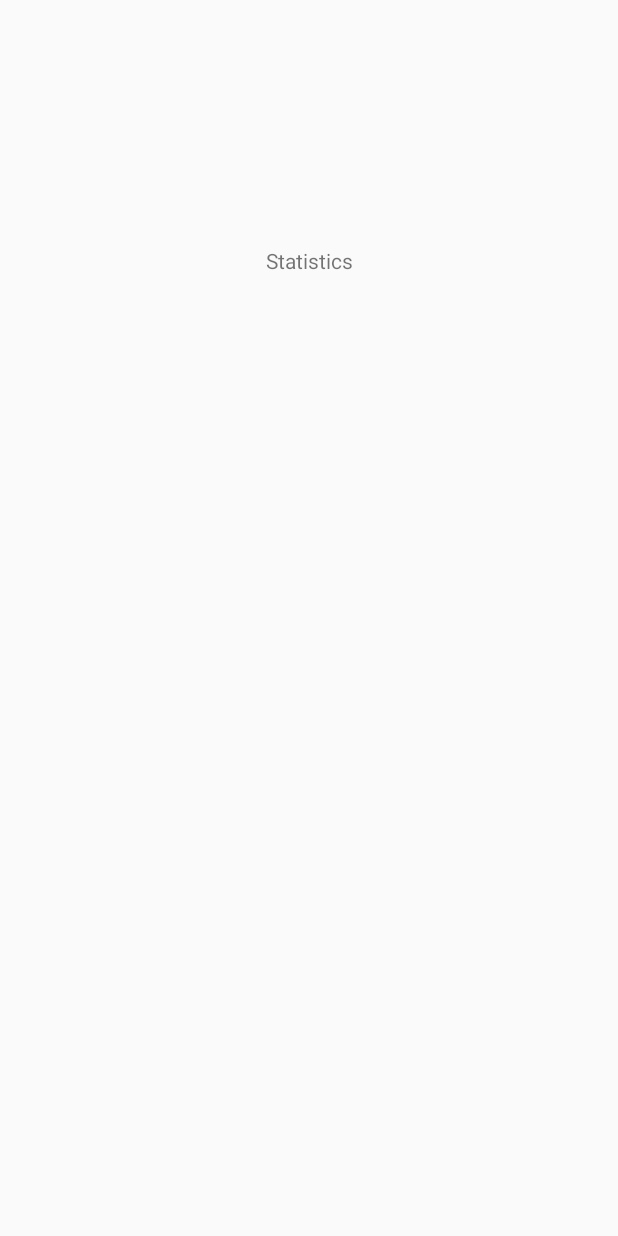
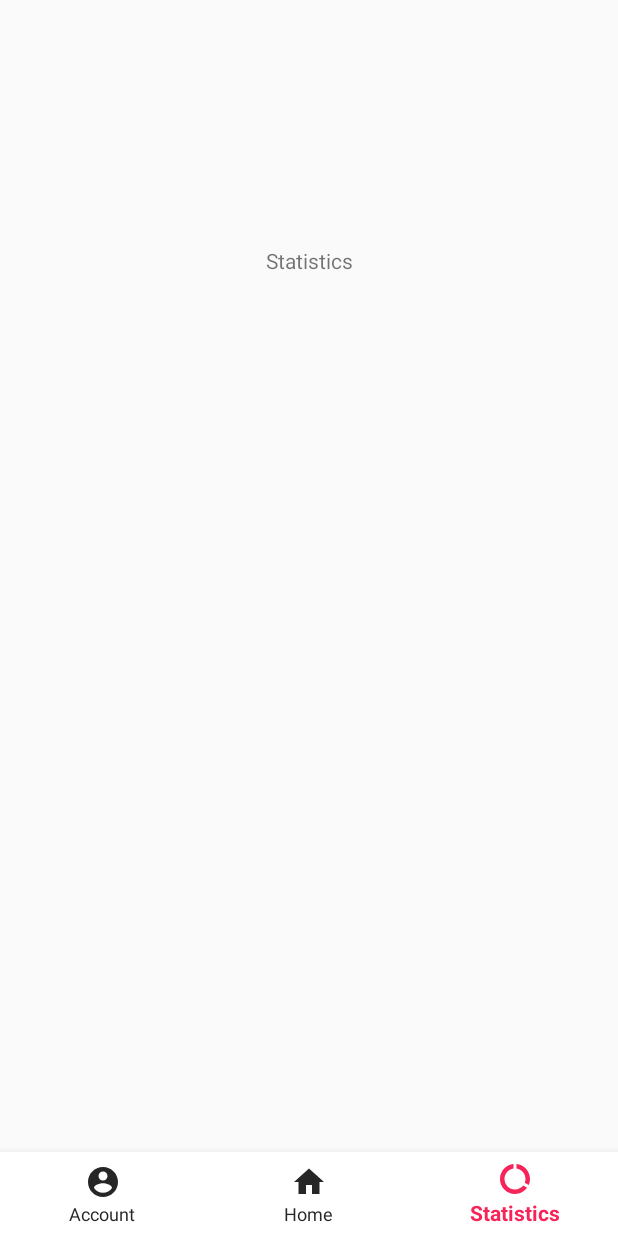
Before and after one commit to VectorXz/WirelessMatchingGame, an Android app: the ViewStatistics screen opened directly, with no data from a screen before it, on a phone screen of 412 x 824 dp. Before the commit the screen is almost empty. Run offline under Robolectric (Android 15) with nearby library versions, the phone set to English and light mode, and no system bars; our stand-ins replace Firebase (no records; nobody signed in at launch, a user with empty details on screens opened directly).

Commit message:
finish on bottom navbar function

```diff
--- a/app/src/main/java/com/example/wirelessmatchinggame/ViewStatistics.kt
+++ b/app/src/main/java/com/example/wirelessmatchinggame/ViewStatistics.kt
@@ -1,12 +1,55 @@
 package com.example.wirelessmatchinggame
 
+import android.content.Intent
 import androidx.appcompat.app.AppCompatActivity
 import android.os.Bundle
+import com.google.android.material.bottomnavigation.BottomNavigationView
+import com.google.firebase.auth.FirebaseAuth
 
 class ViewStatistics : AppCompatActivity() {
+
+    private lateinit var auth: FirebaseAuth
 
     override fun onCreate(savedInstanceState: Bundle?) {
         super.onCreate(savedInstanceState)
         setContentView(R.layout.activity_view_statistics)
+
+        /* CHECK LOGGED IN YET ? */
+        auth = FirebaseAuth.getInstance()
+
+        val user = auth.currentUser
+
+        if(user == null) {
+            val mainIntent = Intent(this, MainActivity::class.java)
+            startActivity(mainIntent)
+        }
+
+        /* NAVIGATION CODE */
+
+        val bottomNavigationView: BottomNavigationView = findViewById(R.id.bottom_navigation)
+
+        bottomNavigationView.menu.getItem(2).isChecked = true
+
+        bottomNavigationView.setOnNavigationItemSelectedListener { item ->
+            when (item.itemId) {
+                R.id.nav_account -> {
+                    // do this event
+                    val accountIntent = Intent(this, ManageAccount::class.java)
+                    startActivity(accountIntent)
+                    return@setOnNavigationItemSelectedListener true
+                }
+                R.id.nav_home -> {
+                    // do this event
+                    val homeIntent = Intent(this, HomeActivity::class.java)
+                    startActivity(homeIntent)
+                    return@setOnNavigationItemSelectedListener true
+                }
+                R.id.nav_stats -> {
+                    // do this event
+                    return@setOnNavigationItemSelectedListener true
+                }
+            }
+            false
+        }
     }
 }
--- a/app/src/main/res/layout/activity_view_statistics.xml
+++ b/app/src/main/res/layout/activity_view_statistics.xml
@@ -5,6 +5,24 @@
     android:layout_width="match_parent"
     android:layout_height="match_parent"
     tools:context=".ViewStatistics">
+
+    <FrameLayout
+        android:layout_width="match_parent"
+        android:layout_height="match_parent">
+
+        <com.google.android.material.bottomnavigation.BottomNavigationView
+            android:id="@+id/bottom_navigation"
+            style="@style/BottomNavMenu"
+            android:layout_width="match_parent"
+            android:layout_height="wrap_content"
+            android:layout_gravity="bottom"
+            app:menu="@menu/bottom_navigation">
+
+        </com.google.android.material.bottomnavigation.BottomNavigationView>
+
+        <androidx.constraintlayout.widget.ConstraintLayout
+            android:layout_width="match_parent"
+            android:layout_height="match_parent">
 
             <TextView
                 android:id="@+id/textView11"
@@ -16,3 +34,8 @@
                 app:layout_constraintStart_toStartOf="parent"
                 app:layout_constraintTop_toTopOf="parent" />
         </androidx.constraintlayout.widget.ConstraintLayout>
+
+    </FrameLayout>
+
+
+</androidx.constraintlayout.widget.ConstraintLayout>
```
Also changed, not shown: app/src/main/java/com/example/wirelessmatchinggame/HomeActivity.kt (+29 -2 lines), app/src/main/java/com/example/wirelessmatchinggame/ManageAccount.kt (+26 -9 lines), app/src/main/res/layout/activity_manage_account.xml (+22 -0 lines). Lines whose indentation alone changed are shown as unchanged.
